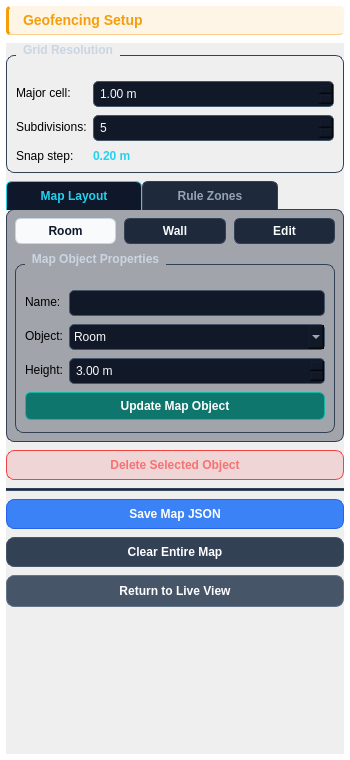
Above: software/uwb_rtls_studio/views/ui/geofence_editor.ui from phuongmt08/uwb-rtls before the change. Below: the same form after it.
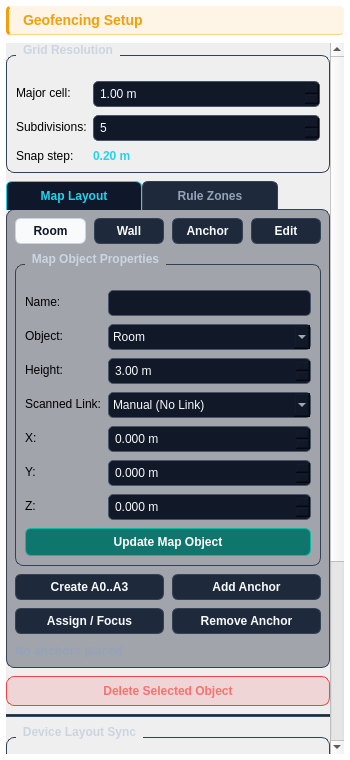
That is the form after the change.

Commit message: refactor(ui): update main window layout, purple theme, table columns, and auto-maximize window

```diff
--- a/software/uwb_rtls_studio/views/ui/geofence_editor.ui
+++ b/software/uwb_rtls_studio/views/ui/geofence_editor.ui
@@ -119,7 +119,7 @@
              <double>0.100000000000000</double>
             </property>
             <property name="maximum">
-             <double>10.000000000000000</double>
+             <double>15.000000000000000</double>
             </property>
             <property name="singleStep">
              <double>0.100000000000000</double>
@@ -174,6 +174,12 @@
        </item>
        <item>
         <widget class="QTabWidget" name="editor_tabs">
+         <property name="sizePolicy">
+          <sizepolicy hsizetype="Preferred" vsizetype="Preferred">
+           <horstretch>0</horstretch>
+           <verstretch>0</verstretch>
+          </sizepolicy>
+         </property>
          <property name="currentIndex">
           <number>0</number>
          </property>
@@ -228,6 +234,19 @@
                </property>
               </widget>
              </item>
+             <item>
+              <widget class="QPushButton" name="btn_mode_anchor">
+               <property name="text">
+                <string>Anchor</string>
+               </property>
+               <property name="checkable">
+                <bool>true</bool>
+               </property>
+               <property name="styleSheet">
+                <string notr="true">QPushButton:checked { background-color: #0891B2; color: white; border-color: #22D3EE; }</string>
+               </property>
+              </widget>
+             </item>
              <item>
               <widget class="QPushButton" name="btn_mode_edit_map">
                <property name="text">
@@ -309,7 +328,101 @@
                 </property>
                </widget>
               </item>
-              <item row="3" column="0" colspan="2">
+              <item row="3" column="0">
+               <widget class="QLabel" name="lbl_scanned_device">
+                <property name="text">
+                 <string>Scanned Link:</string>
+                </property>
+               </widget>
+              </item>
+              <item row="3" column="1">
+               <widget class="QComboBox" name="cmb_scanned_anchors">
+                <item>
+                 <property name="text">
+                  <string>Manual (No Link)</string>
+                 </property>
+                </item>
+               </widget>
+              </item>
+              <item row="4" column="0">
+               <widget class="QLabel" name="lbl_anchor_x">
+                <property name="text">
+                 <string>X:</string>
+                </property>
+               </widget>
+              </item>
+              <item row="4" column="1">
+               <widget class="QDoubleSpinBox" name="sb_anchor_x">
+                <property name="minimum">
+                 <double>-1000.000000000000000</double>
+                </property>
+                <property name="maximum">
+                 <double>1000.000000000000000</double>
+                </property>
+                <property name="singleStep">
+                 <double>0.100000000000000</double>
+                </property>
+                <property name="decimals">
+                 <number>3</number>
+                </property>
+                <property name="suffix">
+                 <string> m</string>
+                </property>
+               </widget>
+              </item>
+              <item row="5" column="0">
+               <widget class="QLabel" name="lbl_anchor_y">
+                <property name="text">
+                 <string>Y:</string>
+                </property>
+               </widget>
+              </item>
+              <item row="5" column="1">
+               <widget class="QDoubleSpinBox" name="sb_anchor_y">
+                <property name="minimum">
+                 <double>-1000.000000000000000</double>
+                </property>
+                <property name="maximum">
+                 <double>1000.000000000000000</double>
+                </property>
+                <property name="singleStep">
+                 <double>0.100000000000000</double>
+                </property>
+                <property name="decimals">
+                 <number>3</number>
+                </property>
+                <property name="suffix">
+                 <string> m</string>
+                </property>
+               </widget>
+              </item>
+              <item row="6" column="0">
+               <widget class="QLabel" name="lbl_anchor_z">
+                <property name="text">
+                 <string>Z:</string>
+                </property>
+               </widget>
+              </item>
+              <item row="6" column="1">
+               <widget class="QDoubleSpinBox" name="sb_anchor_z">
+                <property name="minimum">
+                 <double>-1000.000000000000000</double>
+                </property>
+                <property name="maximum">
+                 <double>1000.000000000000000</double>
+                </property>
+                <property name="singleStep">
+                 <double>0.100000000000000</double>
+                </property>
+                <property name="decimals">
+                 <number>3</number>
+                </property>
+                <property name="suffix">
+                 <string> m</string>
+                </property>
+               </widget>
+              </item>
+              <item row="7" column="0" colspan="2">
                <widget class="QPushButton" name="btn_apply_map_properties">
                 <property name="text">
                  <string>Update Map Object</string>
@@ -322,6 +435,51 @@
              </layout>
             </widget>
            </item>
+           <item>
+            <layout class="QGridLayout" name="anchor_actions">
+             <item row="0" column="0">
+              <widget class="QPushButton" name="btn_create_default_anchors">
+               <property name="text">
+                <string>Create A0..A3</string>
+               </property>
+              </widget>
+             </item>
+             <item row="0" column="1">
+              <widget class="QPushButton" name="btn_add_anchor">
+               <property name="text">
+                <string>Add Anchor</string>
+               </property>
+              </widget>
+             </item>
+             <item row="1" column="0">
+              <widget class="QPushButton" name="btn_assign_anchor">
+               <property name="text">
+                <string>Assign / Focus</string>
+               </property>
+              </widget>
+             </item>
+             <item row="1" column="1">
+              <widget class="QPushButton" name="btn_remove_anchor">
+               <property name="text">
+                <string>Remove Anchor</string>
+               </property>
+              </widget>
+             </item>
+            </layout>
+           </item>
+           <item>
+            <widget class="QLabel" name="lbl_anchor_status">
+             <property name="text">
+              <string>No anchors placed</string>
+             </property>
+             <property name="wordWrap">
+              <bool>true</bool>
+             </property>
+             <property name="styleSheet">
+              <string notr="true">color: #94A3B8; font-weight: bold;</string>
+             </property>
+            </widget>
+           </item>
           </layout>
          </widget>
          <widget class="QWidget" name="tab_rule_zones">
@@ -480,6 +638,73 @@
          </property>
         </widget>
        </item>
+       <item>
+        <widget class="QGroupBox" name="sync_gb">
+         <property name="title">
+          <string>Device Layout Sync</string>
+         </property>
+         <layout class="QVBoxLayout" name="sync_layout">
+          <property name="spacing">
+           <number>8</number>
+          </property>
+          <property name="leftMargin">
+           <number>6</number>
+          </property>
+          <property name="topMargin">
+           <number>10</number>
+          </property>
+          <property name="rightMargin">
+           <number>6</number>
+          </property>
+          <property name="bottomMargin">
+           <number>6</number>
+          </property>
+          <item>
+           <widget class="QComboBox" name="cmb_device_target">
+            <item>
+             <property name="text">
+              <string>Tag / MCU (0x0001)</string>
+             </property>
+            </item>
+           </widget>
+          </item>
+          <item>
+           <layout class="QHBoxLayout" name="sync_buttons">
+            <item>
+             <widget class="QPushButton" name="btn_read_layout_dev">
+              <property name="text">
+               <string>Read from Tag</string>
+              </property>
+              <property name="styleSheet">
+               <string notr="true">background: #0284C7; color: white; border: 1px solid #0369A1; font-weight: bold; padding: 6px;</string>
+              </property>
+             </widget>
+            </item>
+            <item>
+             <widget class="QPushButton" name="btn_write_layout_dev">
+              <property name="text">
+               <string>Write to Tag</string>
+              </property>
+              <property name="styleSheet">
+               <string notr="true">background: #0D9488; color: white; border: 1px solid #0F766E; font-weight: bold; padding: 6px;</string>
+              </property>
+             </widget>
+            </item>
+           </layout>
+          </item>
+         </layout>
+        </widget>
+       </item>
+       <item>
+        <widget class="QPushButton" name="btn_load_map">
+         <property name="text">
+          <string>Load Map JSON</string>
+         </property>
+         <property name="styleSheet">
+          <string notr="true">background: #334155; color: white; border: 1px solid #475569; font-weight: bold; padding: 6px;</string>
+         </property>
+        </widget>
+       </item>
        <item>
         <widget class="QPushButton" name="btn_save_map">
          <property name="text">
```
Left out of the diff: 5 changed lines with no effect on the pictures. The commit also changes 18 other files.
